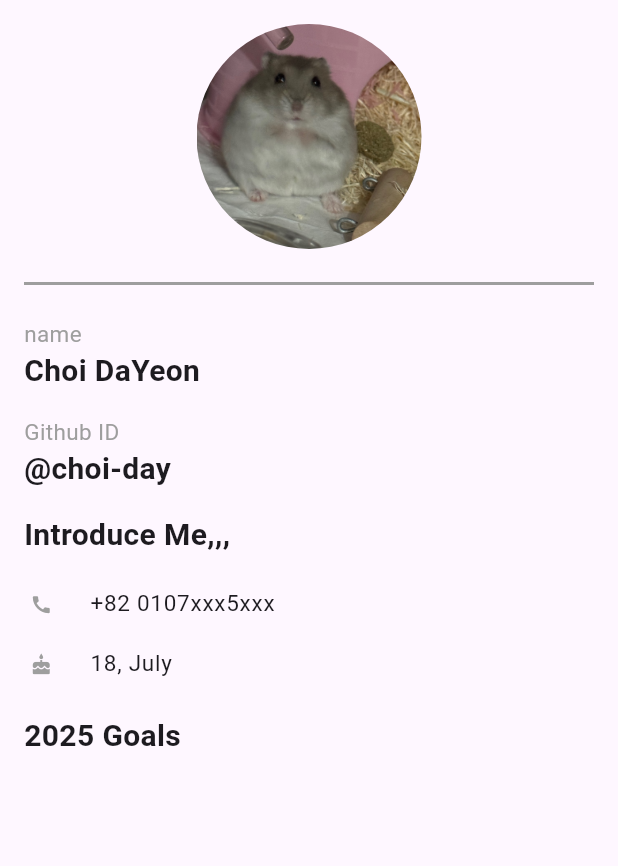
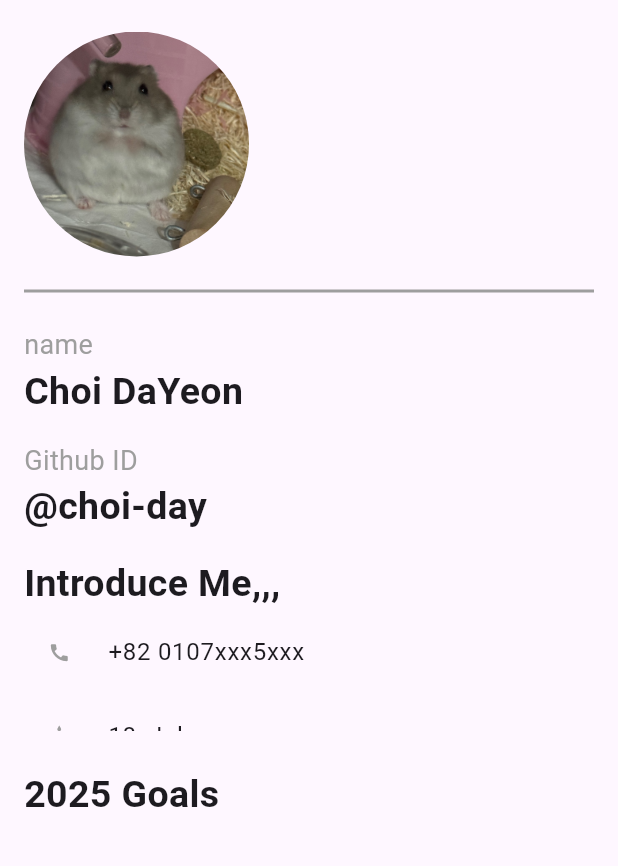
Before and after one commit to GDG-on-Campus-SKHU/24-25-App-Assignment-06, a Flutter app: the screen it shows after launch, on a phone screen of 412 x 824 dp, the part 84-950 px from its top. Run offline on Flutter 3.47's test engine with Material 3 defaults, Android fonts, the phone set to English and light mode, and no system bars; our stand-ins replace sqflite; accounts and stored records are empty.

Commit message:
최다연 6차시 추가과제

```diff
--- a/최다연/lib/goal_app.dart
+++ b/최다연/lib/goal_app.dart
@@ -11,47 +11,47 @@ class GoalApp extends StatefulWidget {
 
 class _GoalAppState extends State<GoalApp> {
   late GoalDatabase database;
-  List<Goal> goals = [
-  ];
+  List<Goal> goals = [];
 
   @override
-  void initState() { //초기에 실행하는 부분
+  void initState() {
     super.initState();
     database = GoalDatabase.instance;
-    _loadGoals(); //이 화면이 실행될 때마다 로딩
+    _loadGoals();
   }
 
-  /// 데이터베이스에서 모든 할 일 항목을 불러와 리스트에 저장
   Future<void> _loadGoals() async {
     goals = await database.getGoals();
     setState(() {});
   }
 
-  /// 새로운 할 일 항목을 추가하기 위해 다이얼로그를 표시하고, 입력받은 데이터를 데이터베이스에 저장
   Future<void> _addGoal() async {
     String title = "";
+    final formKey = GlobalKey<FormState>();
 
     showDialog(
       context: context,
-      builder: (_) {
-        return AlertDialog(
+      builder: (_) => AlertDialog(
         title: const Text('목표 추가'),
-          content: Column(
-            mainAxisSize: MainAxisSize.min,
-            children: [
-              TextField(
+        content: Form(
+          key: formKey,
+          child: TextFormField(
             onChanged: (value) {
               title = value;
             },
-                decoration: const InputDecoration(hintText: "목표 제목"),
+            validator: (value) {
+              if (value == null || value.isEmpty) {
+                return '목표를 입력하세요';
+              }
+              return null;
+            },
           ),
-            ],
         ),
         actions: [
           ElevatedButton(
             onPressed: () async {
-                if (title.isNotEmpty) {
-                  final goal = Goal(title: title,);
+              if (formKey.currentState!.validate()) {
+                final goal = Goal(title: title);
                 await database.addGoal(goal);
                 await _loadGoals();
                 Navigator.of(context).pop();
@@ -60,26 +60,56 @@ class _GoalAppState extends State<GoalApp> {
             child: const Text("추가하기"),
           ),
         ],
-        );
-      },
+      ),
     );
   }
 
-  /// 선택된 할 일 항목을 데이터베이스에서 삭제하고 리스트를 업데이트
   Future<void> _deleteGoal(int id) async {
     await database.deleteGoal(id);
     await _loadGoals();
   }
 
-  static const TextStyle style15 = TextStyle(
-    fontSize: 15.0,
-    color: Colors.grey,
-  ); //크기가 15인 텍스트스타일
+  Future<void> _editGoal(int id) async {
+    String title = "";
+    final formKey = GlobalKey<FormState>();
 
-  static const TextStyle style20 = TextStyle(
-    fontSize: 20,
-    fontWeight: FontWeight.bold,
-  ); //크기가 20인 텍스트 스타일
+    showDialog(
+      context: context,
+      builder: (_) => AlertDialog(
+        title: const Text('목표 수정'),
+        content: Form(
+          key: formKey,
+          child: TextFormField(
+            onChanged: (value) {
+              title = value;
+            },
+            validator: (value) {
+              if (value == null || value.isEmpty) {
+                return '목표를 입력하세요';
+              }
+              return null;
+            },
+          ),
+        ),
+        actions: [
+          ElevatedButton(
+            onPressed: () async {
+              if (formKey.currentState!.validate()) {
+                final goal = Goal(id: id, title: title);
+                await database.editGoal(id, goal);
+                await _loadGoals();
+                Navigator.of(context).pop();
+              }
+            },
+            child: const Text("수정하기"),
+          ),
+        ],
+      ),
+    );
+  }
+
+  static const TextStyle style15 = TextStyle(fontSize: 18.0, color: Colors.grey);
+  static const TextStyle style20 = TextStyle(fontSize: 25, fontWeight: FontWeight.bold);
 
   Widget _myGoals() {
     return SizedBox(
@@ -90,9 +120,20 @@ class _GoalAppState extends State<GoalApp> {
           final goal = goals[index];
           return ListTile(
             title: Text(goal.title),
-            trailing: IconButton(
-              icon: const Icon(Icons.delete),
+            trailing: SizedBox(
+              width: 100,
+              child: Row(
+                mainAxisAlignment: MainAxisAlignment.end,
+                children: [
+                  IconButton(
+                    icon: Icon(Icons.edit),
+                    onPressed: () => _editGoal(goal.id!),),
+                  IconButton(
+                    icon: Icon(Icons.delete),
                     onPressed: () => _deleteGoal(goal.id!),
+                  ),
+                ],
+              ),
             ),
           );
         },
@@ -106,119 +147,65 @@ class _GoalAppState extends State<GoalApp> {
       title: 'MyProfilePage',
       home: Scaffold(
         appBar: AppBar(
-          title: const Text('My Profile', style: TextStyle(color: Colors.white),),
+          title: const Text('My Profile', style: TextStyle(color: Colors.white)),
+          backgroundColor: const Color.fromARGB(255, 133, 220, 255),
+          centerTitle: true,
           actions: [
             IconButton(
               onPressed: _addGoal,
               icon: const Icon(Icons.add),
             ),
           ],
-          backgroundColor: const Color.fromARGB(255, 133, 220, 255),
-          centerTitle: true,
         ),
-        body: Padding( //여백 넣기
+        body: Padding(
           padding: const EdgeInsets.all(16.0),
-            child: Column( //전체 위젯을 세로로 구성
-                mainAxisAlignment: MainAxisAlignment.start,
+          child: SingleChildScrollView(
+            child: Column(
+              crossAxisAlignment: CrossAxisAlignment.start,
               children: [
-                  Container( //프로필 이미지
+                const SizedBox(height: 5),
+                Container(
                   width: 150,
                   height: 150,
                   decoration: BoxDecoration(
                     borderRadius: BorderRadius.circular(100),
                     image: const DecorationImage(
                       image: AssetImage("assets/images/miu.jpeg"),
-                        fit: BoxFit.fill)
+                      fit: BoxFit.fill,
                     ),
                   ),
-                  const SizedBox(height: 15,),
-                  const Divider( // 수평선
-                    color: Colors.grey,
-                    thickness: 2,
                 ),
-                  const SizedBox(height: 15,),
-                  Column( // text 왼쪽 정렬
-                    crossAxisAlignment: CrossAxisAlignment.start,
-                    children: [
-                      const Text(
-                        'name',
-                        style: style15,
-                        textAlign: TextAlign.start,
-                      ), // name
-                      const Text(
-                        'Choi DaYeon',
-                        style: style20,
-                        textAlign: TextAlign.start,
-                      ),// myname
                 const SizedBox(height: 15),
-                      const Text(
-                        'Github ID',
-                        style: style15,
-                        textAlign: TextAlign.start,
-                      ), // git id
-                      const Text(
-                        '@choi-day',
-                        style: style20,
-                        textAlign: TextAlign.start,
-                      ), // mygit id
-                      const SizedBox(height: 15,),
-                      const Text(
-                        'Introduce Me,,,',
-                        style: style20,
-                        textAlign: TextAlign.start,
-                      ), // intro~
-                      SizedBox( //listview 크기 조절
+                const Divider(color: Colors.grey, thickness: 2),
+                const SizedBox(height: 15),
+                const Text('name', style: style15),
+                const Text('Choi DaYeon', style: style20),
+                const SizedBox(height: 15),
+                const Text('Github ID', style: style15),
+                const Text('@choi-day', style: style20),
+                const SizedBox(height: 15),
+                const Text('Introduce Me,,,', style: style20),
+                SizedBox(
                   height: 80,
                   child: ListView(
-                          children: const <Widget>[
-                            SizedBox(
-                              height: 40,
-                              child: ListTile(
-                                leading: Icon(
-                                    Icons.call,
-                                    color: Colors.grey,
-                                    size: 15.0
+                    children: const [
+                      ListTile(
+                        leading: Icon(Icons.call, color: Colors.grey, size: 15.0),
+                        title: Text('+82 0107xxx5xxx'),
                       ),
-                                  title: Text(
-                                    '+82 0107xxx5xxx',
-                                    style: TextStyle(
-                                      fontSize: 15.0
+                      ListTile(
+                        leading: Icon(Icons.cake, color: Colors.grey, size: 15.0),
+                        title: Text('18, July'),
+                      ),
+                    ],
                   ),
                 ),
-                                  contentPadding: EdgeInsets.symmetric(horizontal: 4.0, vertical: 4.0),
+                const SizedBox(height: 25),
+                const Text('2025 Goals', style: style20),
+                _myGoals(),
+              ],
             ),
           ),
-                            SizedBox(
-                              height: 40,
-                              child: ListTile(
-                                  leading: Icon(
-                                    Icons.cake,
-                                    color: Colors.grey,
-                                    size: 15.0,
-                                  ),
-                                  title: Text(
-                                    '18, July',
-                                    style: TextStyle(
-                                      fontSize: 15.0
-                                    ),
-                                  ),
-                                  contentPadding: EdgeInsets.symmetric(horizontal: 4.0, vertical: 4.0),
-                              ),
-                            )
-                          ],
-                        ),
-                      ), //자기소개
-                      const SizedBox(height: 25,),
-                      const Text(
-                        '2025 Goals',
-                        style: style20,
-                        textAlign: TextAlign.start,
-                      ),
-                      _myGoals(),
-                    ],
-                  ) //mygoals
-                ]
-              )
         ),
       ),
     );
--- a/최다연/lib/goal_database.dart
+++ b/최다연/lib/goal_database.dart
@@ -50,6 +50,11 @@ class GoalDatabase {
     return await db.delete('goals', where: 'id = ?', whereArgs: [id]);
   }
 
+  Future<int> editGoal(int id, Goal goal) async {
+    final db = await instance.database;
+    return await db.update('goals', goal.toMap(), where: 'id = ?', whereArgs: [id]);
+  }
+
   Future close() async{
     final db = await instance.database;
     db.close();
```
Also changed, not shown: 11 other files. Lines whose indentation alone changed are shown as unchanged.
